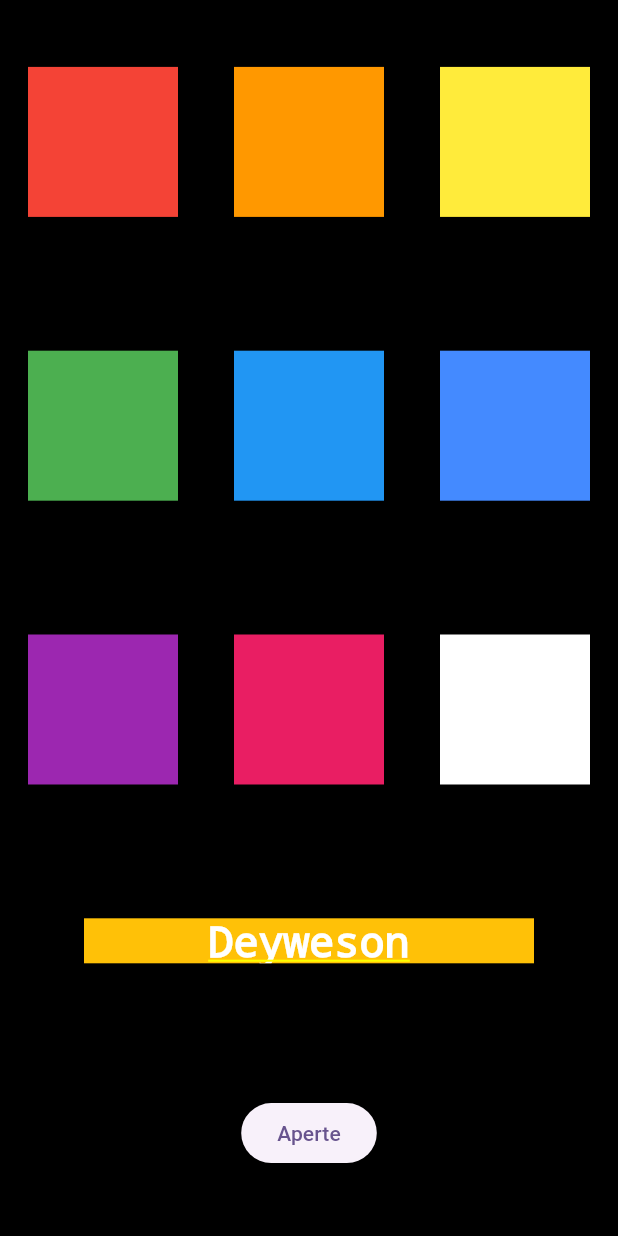
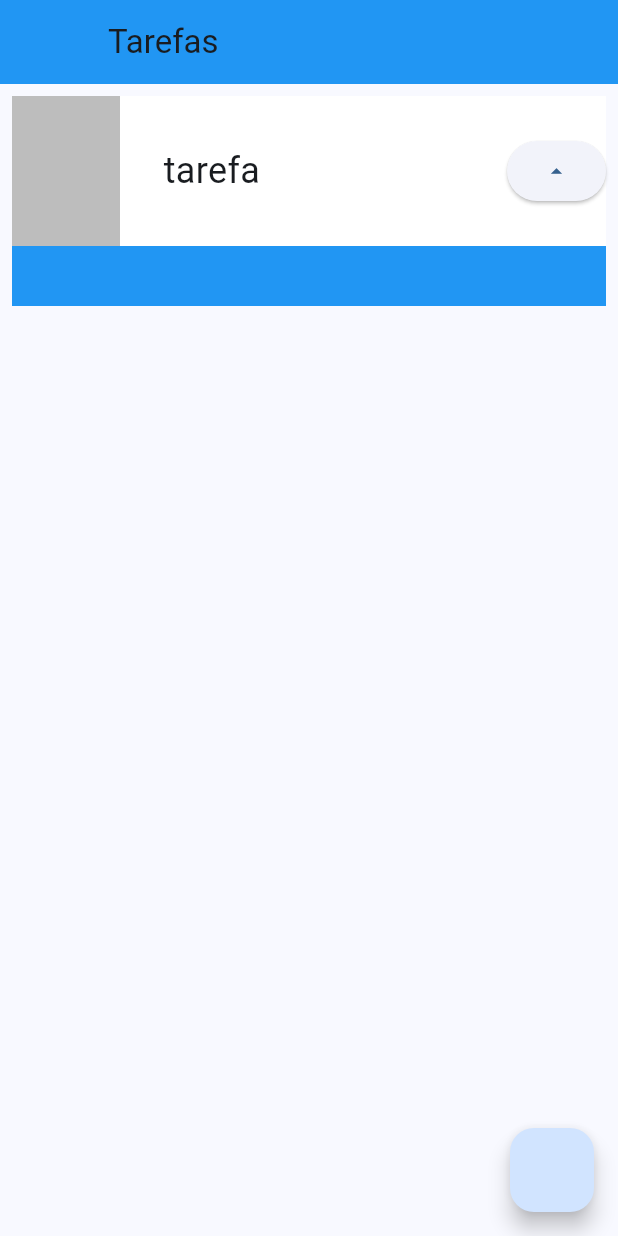
Before and after one commit to Deyweson/learning_project_flutter, a Flutter app: the screen it shows after launch, on a phone screen of 412 x 824 dp. Run offline on Flutter 3.47's test engine with Material 3 defaults, Android fonts, the phone set to English and light mode, and no system bars.

Commit message:
Iniciando a interface do projeto do curso, uma lista de tarefas com niveis

```diff
--- a/lib/main.dart
+++ b/lib/main.dart
@@ -13,53 +13,56 @@ class MyApp extends StatelessWidget {
     return MaterialApp(
       title: 'Flutter Demo',
       theme: ThemeData(
-        colorScheme: ColorScheme.fromSeed(seedColor: Colors.deepPurple),
+        colorScheme: ColorScheme.fromSeed(seedColor: Colors.blue),
+        useMaterial3: true,
+        appBarTheme: AppBarTheme(
+          backgroundColor: Colors.blue, // Muda a cor da AppBar
+        ),
       ),
-      home: Container(
-        color: Colors.black,
-        child: Column(
-          mainAxisAlignment: MainAxisAlignment.spaceAround,
-          // crossAxisAlignment: CrossAxisAlignment.start,
+      home: Scaffold(
+        appBar: AppBar(title: const Text("Tarefas"), leading: Container()),
+        body: ListView(children: [Task("tarefa")]),
+        floatingActionButton: FloatingActionButton(
+          onPressed: () => {print('Hello')},
+        ),
+      ),
+    );
+  }
+}
+
+class Task extends StatelessWidget {
+  final String nome;
+
+  const Task(this.nome, {super.key});
+
+  @override
+  Widget build(BuildContext context) {
+    return Padding(
+      padding: const EdgeInsets.all(8.0),
+      child: Container(
+        child: Stack(
           children: [
-            Row(
-              mainAxisAlignment: MainAxisAlignment.spaceAround,
-              children: [
-                Container(color: Colors.red, width: 100, height: 100),
-                Container(color: Colors.orange, width: 100, height: 100),
-                Container(color: Colors.yellow, width: 100, height: 100),
-              ],
-            ),
-            Row(
-              mainAxisAlignment: MainAxisAlignment.spaceAround,
-              children: [
-                Container(color: Colors.green, width: 100, height: 100),
-                Container(color: Colors.blue, width: 100, height: 100),
-                Container(color: Colors.blueAccent, width: 100, height: 100),
-              ],
-            ),
-            Row(
-              mainAxisAlignment: MainAxisAlignment.spaceAround,
-              children: [
-                Container(color: Colors.purple, width: 100, height: 100),
-                Container(color: Colors.pink, width: 100, height: 100),
-                Container(color: Colors.white, width: 100, height: 100),
-              ],
-            ),
+            Container(color: Colors.blue, height: 140),
             Container(
-              color: Colors.amber,
-              height: 30,
-              width: 300,
-              child: Text(
-                "Deyweson",
-                style: TextStyle(color: Colors.white, fontSize: 28),
-                textAlign: TextAlign.center,
+              color: Colors.white,
+              height: 100,
+              child: Row(
+                mainAxisAlignment: MainAxisAlignment.spaceBetween,
+                children: [
+                  Container(color: Colors.black26, width: 72, height: 100),
+                  Container(
+                    width: 200,
+                    child: Text(nome, style: TextStyle(
+                      fontSize: 24,
+                      overflow: TextOverflow.ellipsis
+                    ),),
+                  ),
+                  ElevatedButton(
+                    onPressed: () => {print("Hello")},
+                    child: Icon(Icons.arrow_drop_up),
+                  ),
+                ],
               ),
-            ),
-            ElevatedButton(
-              onPressed: () {
-                print('Hello');
-              },
-              child: Text("Aperte"),
             ),
           ],
         ),
```
Also changed, not shown: lib/minha_primeira_tela.dart (added, +51 -0 lines).
